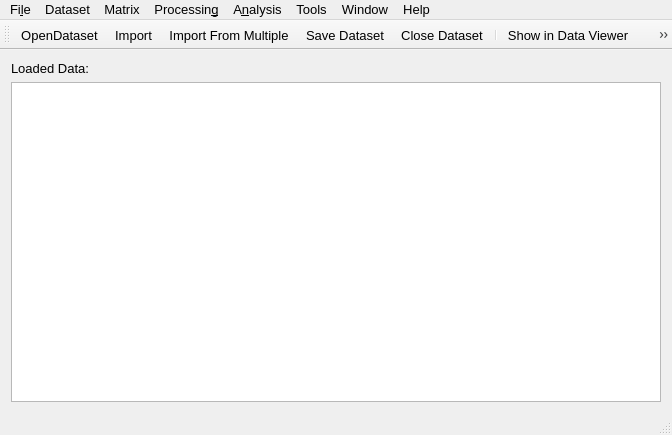
VespucciProject/Vespucci, file Vespucci/GUI/mainwindow.ui: the form before one commit.
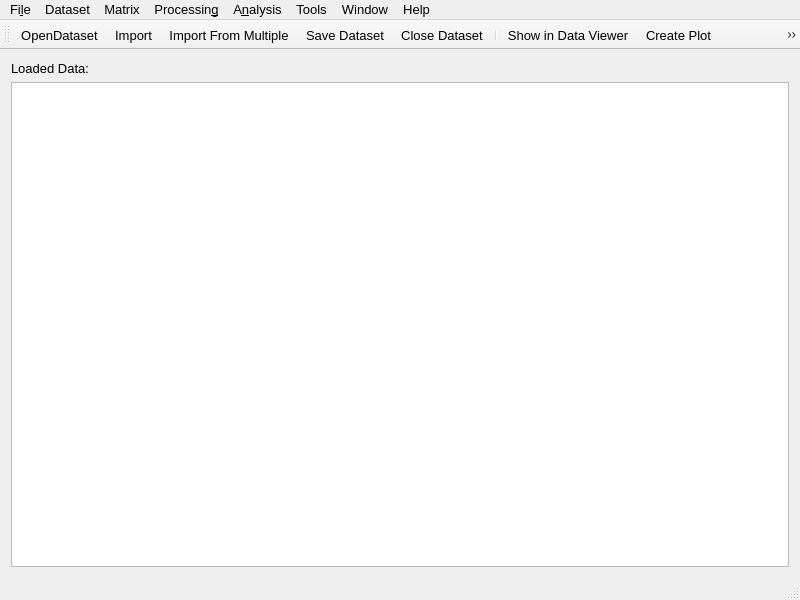
The form after the commit. Icons and pictures are not drawn.

Patch:
```diff
--- a/Vespucci/GUI/mainwindow.ui
+++ b/Vespucci/GUI/mainwindow.ui
@@ -6,14 +6,26 @@
    <rect>
     <x>0</x>
     <y>0</y>
-    <width>672</width>
-    <height>435</height>
+    <width>800</width>
+    <height>600</height>
    </rect>
   </property>
+  <property name="sizePolicy">
+   <sizepolicy hsizetype="Expanding" vsizetype="Expanding">
+    <horstretch>0</horstretch>
+    <verstretch>0</verstretch>
+   </sizepolicy>
+  </property>
   <property name="minimumSize">
    <size>
-    <width>400</width>
-    <height>300</height>
+    <width>200</width>
+    <height>200</height>
+   </size>
+  </property>
+  <property name="baseSize">
+   <size>
+    <width>800</width>
+    <height>600</height>
    </size>
   </property>
   <property name="font">
@@ -38,7 +50,20 @@
      </widget>
     </item>
     <item>
-     <widget class="QTreeView" name="datasetTreeView"/>
+     <widget class="QTreeView" name="datasetTreeView">
+      <property name="sizePolicy">
+       <sizepolicy hsizetype="MinimumExpanding" vsizetype="MinimumExpanding">
+        <horstretch>0</horstretch>
+        <verstretch>0</verstretch>
+       </sizepolicy>
+      </property>
+      <property name="minimumSize">
+       <size>
+        <width>600</width>
+        <height>100</height>
+       </size>
+      </property>
+     </widget>
     </item>
    </layout>
   </widget>
@@ -47,7 +72,7 @@
     <rect>
      <x>0</x>
      <y>0</y>
-     <width>672</width>
+     <width>800</width>
      <height>22</height>
     </rect>
    </property>
```
Left out of the diff: 16 changed lines with no effect on the pictures.
